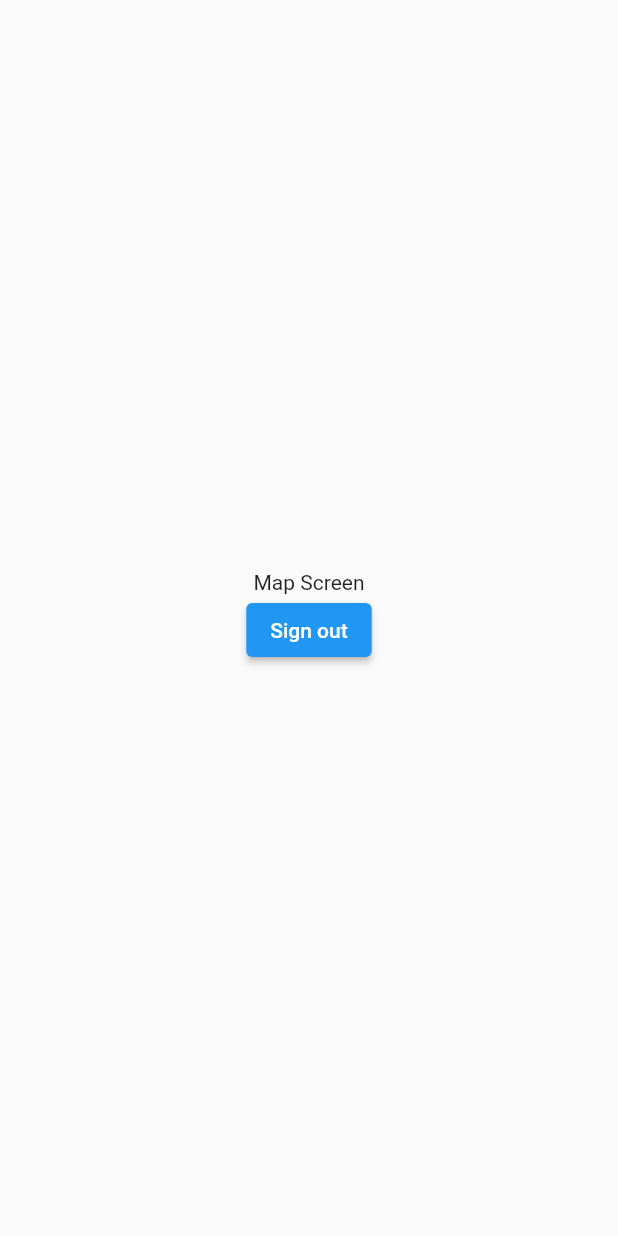
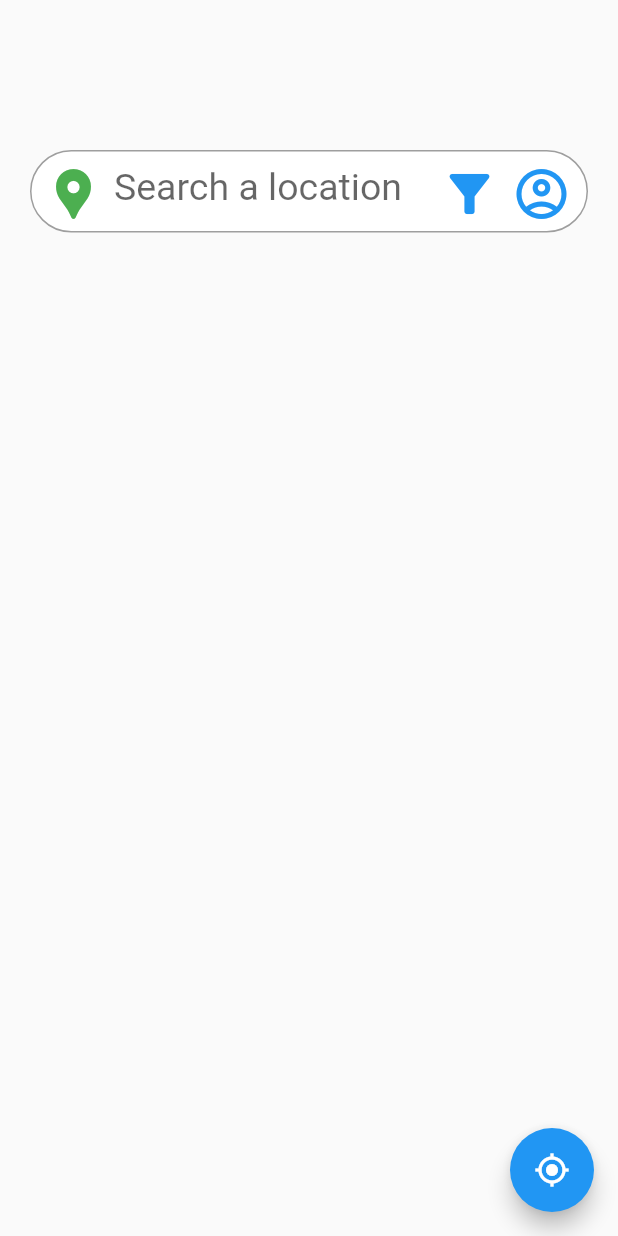
Before and after one commit to Super-Mean-Biker-Gang/bikeapp, a Flutter app: the screen it shows once a user with an empty profile is signed in, on a phone screen of 412 x 824 dp. Run offline on Flutter 3.47's test engine with Material 2 defaults, Android fonts, the phone set to English and light mode, and no system bars; our stand-ins replace firebase_auth, firebase_core; missing offline and left inert: flutter_config; accounts and stored records are empty.

Commit message:
Created initial build of maps page

```diff
--- a/lib/screens/map_screen.dart
+++ b/lib/screens/map_screen.dart
@@ -5,22 +5,149 @@ import 'package:provider/provider.dart';
 class MapScreen extends StatelessWidget {
   static const routeName = 'map_screen';
 
+  // connect routing function with account screen
+  void pushAccountScreen(BuildContext context) {
+    Navigator.of(context).pushNamed('TBD_accountScreen');
+  }
+
+  // connect routing function with bike form screen
+  void pushAddBikeForm(BuildContext context) {
+    Navigator.of(context).pushNamed('TBD_bikeForm');
+  }
+
   @override
   Widget build(BuildContext context) {
     return Scaffold(
-        body: Center(
-      child: Column(
-        mainAxisAlignment: MainAxisAlignment.center,
+      body: Center(
+        child: Column(
+          children: [
+            Padding(
+              padding: EdgeInsets.only(top: 100),
+              child: Container(
+                alignment: Alignment.center,
+                padding: EdgeInsets.only(right: 10, bottom: 5),
+                margin: EdgeInsets.only(left: 20, right: 20),
+                decoration: BoxDecoration(
+                    color: Colors.white,
+                    border: Border.all(color: Colors.grey),
+                    borderRadius: BorderRadius.all(Radius.circular(50))),
+                child: Stack(
+                  children: [
+                    TextField(
+                      style: TextStyle(fontSize: 25),
+                      textInputAction: TextInputAction.search,
+                      decoration: InputDecoration(
+                        hintStyle: TextStyle(fontSize: 25),
+                        hintText: 'Search a location',
+                        border: InputBorder.none,
+                        contentPadding: EdgeInsets.only(left: 55),
+                      ),
+                      cursorColor: Colors.blue,
+                      cursorHeight: 30,
+                    ),
+                    Builder(
+                        builder: (context) => Row(
+                              mainAxisAlignment: MainAxisAlignment.spaceBetween,
+                              children: [
+                                IconButton(
+                                  onPressed: () {
+                                    print('Asks for location permissions');
+                                  },
+                                  tooltip: 'Find my device location',
+                                  icon: Icon(Icons.location_pin,
+                                      color: Colors.green, size: 40),
+                                ),
+                                Row(children: [
+                                  FittedBox(
+                                    child: Row(
+                                      mainAxisAlignment: MainAxisAlignment.end,
+                                      children: [
+                                        IconButton(
+                                          onPressed: () {
+                                            Scaffold.of(context).openDrawer();
+                                          },
+                                          tooltip: 'Filter bikes',
+                                          icon: Icon(Icons.filter_alt,
+                                              color: Colors.blue, size: 40),
+                                        ),
+                                        IconButton(
+                                          onPressed: () {
+                                            Scaffold.of(context)
+                                                .openEndDrawer();
+                                          },
+                                          tooltip: 'Account Access',
+                                          icon: Icon(
+                                              Icons.account_circle_outlined,
+                                              color: Colors.blue,
+                                              size: 40),
+                                        ),
+                                      ],
+                                    ),
+                                  ),
+                                ]),
+                              ],
+                            )),
+                  ],
+                ),
+              ),
+            ),
+          ],
+        ),
+      ),
+      endDrawer: Drawer(
+          child: ListView(
         children: [
-          Text("Map Screen"),
-          ElevatedButton(
-            onPressed: () {
+          Container(
+            height: 100,
+            child: DrawerHeader(
+                child: Text('Quick Access', style: TextStyle(fontSize: 30))),
+          ),
+          ListTile(
+            leading: Icon(Icons.settings),
+            title: Text('Account', style: TextStyle(fontSize: 20)),
+            onTap: () {},
+          ),
+          ListTile(
+            leading: Icon(Icons.add),
+            title: Text('Add Bike', style: TextStyle(fontSize: 20)),
+            onTap: () {},
+          ),
+          ListTile(
+            leading: Icon(Icons.logout),
+            title: Text('Sign Out', style: TextStyle(fontSize: 20)),
+            onTap: () {
               context.read<AuthenticationService>().signOut();
             },
-            child: Text("Sign out"),
-          )
+          ),
         ],
+      )),
+      drawer: Drawer(
+          child: ListView(
+        children: [
+          Container(
+            height: 100,
+            child: DrawerHeader(
+                child: Text('Filter', style: TextStyle(fontSize: 30))),
+          ),
+          ListTile(
+            leading: Icon(Icons.add),
+            title: Text('Tags', style: TextStyle(fontSize: 20)),
+            onTap: () {},
+          ),
+          ListTile(
+            leading: Icon(Icons.star),
+            title: Text('Rating', style: TextStyle(fontSize: 20)),
+            onTap: () {},
+          ),
+        ],
+      )),
+      floatingActionButton: FloatingActionButton(
+        onPressed: () {
+          print('Centers user on the map');
+        },
+        tooltip: 'Center map on Location',
+        child: Icon(Icons.my_location),
       ),
-    ));
+    );
   }
 }
```
